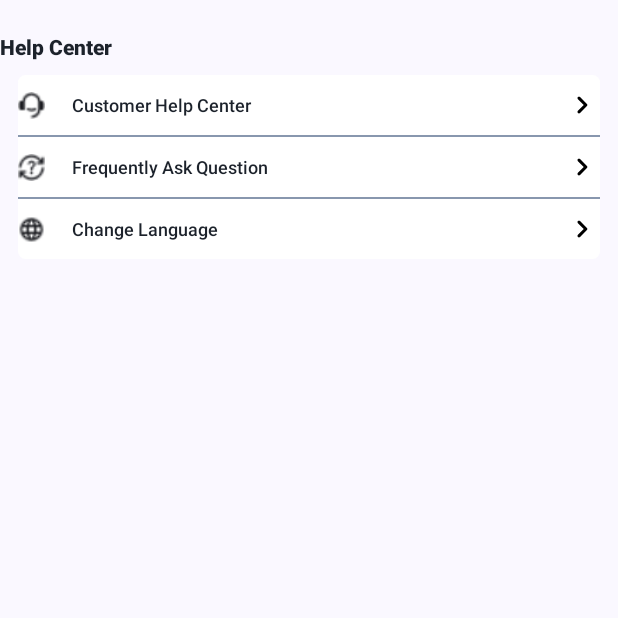
After one commit to Kelompok-PSI/Geez, an Android app built with Jetpack Compose: the composable HelpCenter shown on its own in the app's theme, on a phone screen of 412 x 824 dp, the top half of it. The commit adds this screen. Run offline under Robolectric (Android 15) with nearby library versions, the phone set to English and light mode, and no system bars.

Commit message:
profile page

```diff
--- /dev/null
+++ b/app/src/main/java/com/example/geez/presentation/features/profile/partials/HelpCenter.kt
@@ -0,0 +1,122 @@
+import androidx.compose.foundation.background
+import androidx.compose.foundation.layout.Arrangement
+import androidx.compose.foundation.layout.Column
+import androidx.compose.foundation.layout.Row
+import androidx.compose.foundation.layout.fillMaxWidth
+import androidx.compose.foundation.layout.padding
+import androidx.compose.foundation.layout.size
+import androidx.compose.foundation.shape.RoundedCornerShape
+import androidx.compose.material.icons.Icons
+import androidx.compose.material.icons.outlined.CheckCircle
+import androidx.compose.material.icons.outlined.LocationOn
+import androidx.compose.material.icons.outlined.Lock
+import androidx.compose.material.icons.rounded.KeyboardArrowRight
+import androidx.compose.material3.Divider
+import androidx.compose.material3.Icon
+import androidx.compose.material3.Text
+import androidx.compose.runtime.Composable
+import androidx.compose.ui.Alignment
+import androidx.compose.ui.Modifier
+import androidx.compose.ui.graphics.Color
+import androidx.compose.ui.res.painterResource
+import androidx.compose.ui.text.TextStyle
+import androidx.compose.ui.text.font.FontWeight
+import androidx.compose.ui.unit.dp
+import androidx.compose.ui.unit.sp
+import com.example.geez.R
+
+@Composable
+fun HelpCenter() {
+    val bTextStyle = TextStyle(
+        fontSize = 12.sp,
+        fontWeight = FontWeight.W600,
+        color = Color(0xff1C222B),
+    )
+
+    return Column() {
+        Text(
+            text = "Help Center",
+            style = TextStyle(
+                fontSize = 14.sp,
+                fontWeight = FontWeight.W800,
+                color = Color(0xff1C222B)
+            ),
+            modifier = Modifier.padding(bottom = 8.dp, top = 24.dp)
+        )
+        Column(
+            modifier = Modifier
+                .padding(vertical = 2.dp, horizontal = 12.dp)
+                .background(color = Color.White, shape = RoundedCornerShape(5.dp))
+                .fillMaxWidth()
+        ) {
+            Row(
+                verticalAlignment = Alignment.CenterVertically,
+                horizontalArrangement = Arrangement.SpaceBetween,
+                modifier = Modifier
+                    .fillMaxWidth()
+                    .padding(vertical = 8.dp),
+            ) {
+                Row(verticalAlignment = Alignment.CenterVertically) {
+                    Icon(
+                        painter = painterResource(id = R.drawable.cs),
+                        contentDescription = "",
+                        modifier = Modifier.padding(end = 18.dp).size(18.dp),
+                    )
+                    Text(text = "Customer Help Center", style = bTextStyle)
+                }
+                Icon(
+                    imageVector = Icons.Rounded.KeyboardArrowRight,
+                    contentDescription = null, // Add appropriate content description
+                    tint = Color.Black,
+                    modifier = Modifier.size(24.dp)
+                )
+            }
+            Divider(thickness = 1.dp, color = Color(0xff8897AE))
+            Row(
+                verticalAlignment = Alignment.CenterVertically,
+                horizontalArrangement = Arrangement.SpaceBetween,
+                modifier = Modifier
+                    .fillMaxWidth()
+                    .padding(vertical = 8.dp),
+            ) {
+                Row(verticalAlignment = Alignment.CenterVertically) {
+                    Icon(
+                        painter = painterResource(id = R.drawable.faq),
+                        contentDescription = "",
+                        modifier = Modifier.padding(end = 18.dp).size(18.dp),
+                    )
+                    Text(text = "Frequently Ask Question", style = bTextStyle)
+                }
+                Icon(
+                    imageVector = Icons.Rounded.KeyboardArrowRight,
+                    contentDescription = null, // Add appropriate content description
+                    tint = Color.Black,
+                    modifier = Modifier.size(24.dp)
+                )
+            }
+            Divider(thickness = 1.dp, color = Color(0xff8897AE))
+            Row(
+                verticalAlignment = Alignment.CenterVertically,
+                horizontalArrangement = Arrangement.SpaceBetween,
+                modifier = Modifier
+                    .fillMaxWidth()
+                    .padding(vertical = 8.dp),
+            ) {
+                Row(verticalAlignment = Alignment.CenterVertically) {
+                    Icon(
+                        painter = painterResource(id = R.drawable.language),
+                        contentDescription = "",
+                        modifier = Modifier.padding(end = 18.dp).size(18.dp),
+                    )
+                    Text(text = "Change Language", style = bTextStyle)
+                }
+                Icon(
+                    imageVector = Icons.Rounded.KeyboardArrowRight,
+                    contentDescription = null, // Add appropriate content description
+                    tint = Color.Black,
+                    modifier = Modifier.size(24.dp)
+                )
+            }
+        }
+    }
+}
--- a/app/src/main/res/values/strings.xml
+++ b/app/src/main/res/values/strings.xml
@@ -1,4 +1,5 @@
 <resources>
     <string name="app_name">Geez</string>
     <string name="title_activity_profile">Profile</string>
+    <string name="title_activity_account_setting">AccountSetting</string>
 </resources>
--- a/build.gradle.kts
+++ b/build.gradle.kts
@@ -1,7 +1,7 @@
 // Top-level build file where you can add configuration options common to all sub-projects/modules.
 plugins {
+    id("com.android.application") version "8.0.1" apply false
+    id("org.jetbrains.kotlin.android") version "1.9.10" apply false
     id("com.google.dagger.hilt.android") version "2.44" apply false
     id("com.google.devtools.ksp") version "1.9.10-1.0.13" apply false
-    id("com.android.application") version "8.0.2" apply false
-    id("org.jetbrains.kotlin.android") version "1.8.10" apply false
 }
```
Also changed, not shown: app/build.gradle.kts (+9 -0 lines), app/src/main/AndroidManifest.xml (+8 -3 lines), app/src/main/java/com/example/geez/presentation/features/profile/Profile.kt (+62 -5 lines), app/src/main/java/com/example/geez/presentation/features/profile/partials/About.kt (added, +99 -0 lines), app/src/main/java/com/example/geez/presentation/features/profile/partials/AccountSetting.kt (added, +119 -0 lines), app/src/main/res/drawable/chips.png (added), app/src/main/res/drawable/cs.png (added), app/src/main/res/drawable/faq.png (added), app/src/main/res/drawable/info.png (added), app/src/main/res/drawable/language.png (added), app/src/main/res/drawable/privacy_policy.png (added).
